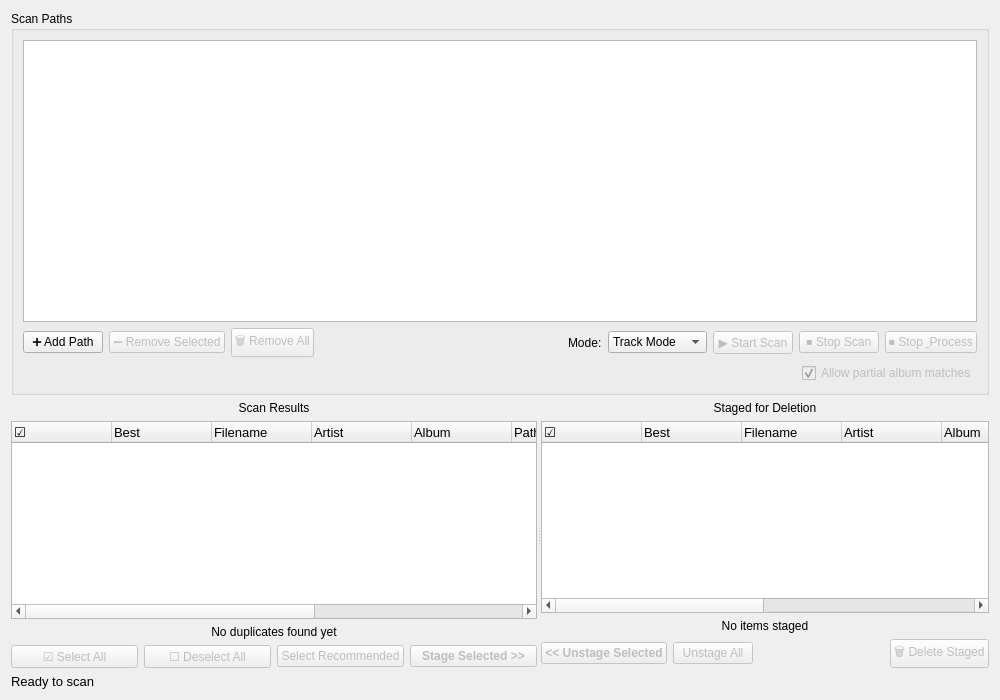
This is src/duperscooper_gui/ui/dual_pane_widget.ui in ohtostado/duperscooper as Qt 5 draws it before an edit. The edited form follows.
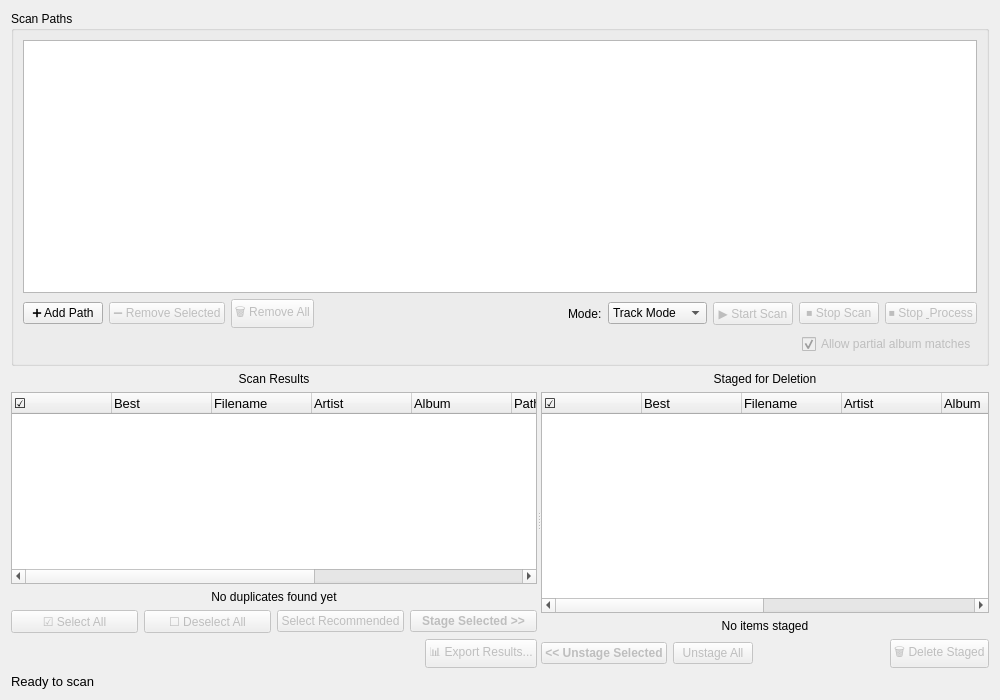
This is the edited form.

Commit message: feat: add export scan results functionality

```diff
--- a/src/duperscooper_gui/ui/dual_pane_widget.ui
+++ b/src/duperscooper_gui/ui/dual_pane_widget.ui
@@ -356,6 +356,40 @@
          </item>
         </layout>
        </item>
+       <item>
+        <!-- Export button row -->
+        <layout class="QHBoxLayout" name="exportButtonLayout">
+         <property name="spacing">
+          <number>6</number>
+         </property>
+         <item>
+          <spacer name="exportSpacer">
+           <property name="orientation">
+            <enum>Qt::Horizontal</enum>
+           </property>
+           <property name="sizeHint" stdset="0">
+            <size>
+             <width>40</width>
+             <height>20</height>
+            </size>
+           </property>
+          </spacer>
+         </item>
+         <item>
+          <widget class="QPushButton" name="exportResultsButton">
+           <property name="text">
+            <string>📊 Export Results...</string>
+           </property>
+           <property name="enabled">
+            <bool>false</bool>
+           </property>
+           <property name="toolTip">
+            <string>Export scan results to CSV or JSON file</string>
+           </property>
+          </widget>
+         </item>
+        </layout>
+       </item>
       </layout>
      </widget>
      <widget class="QWidget" name="stagingWidget">
```
The commit also changes 1 other file.
